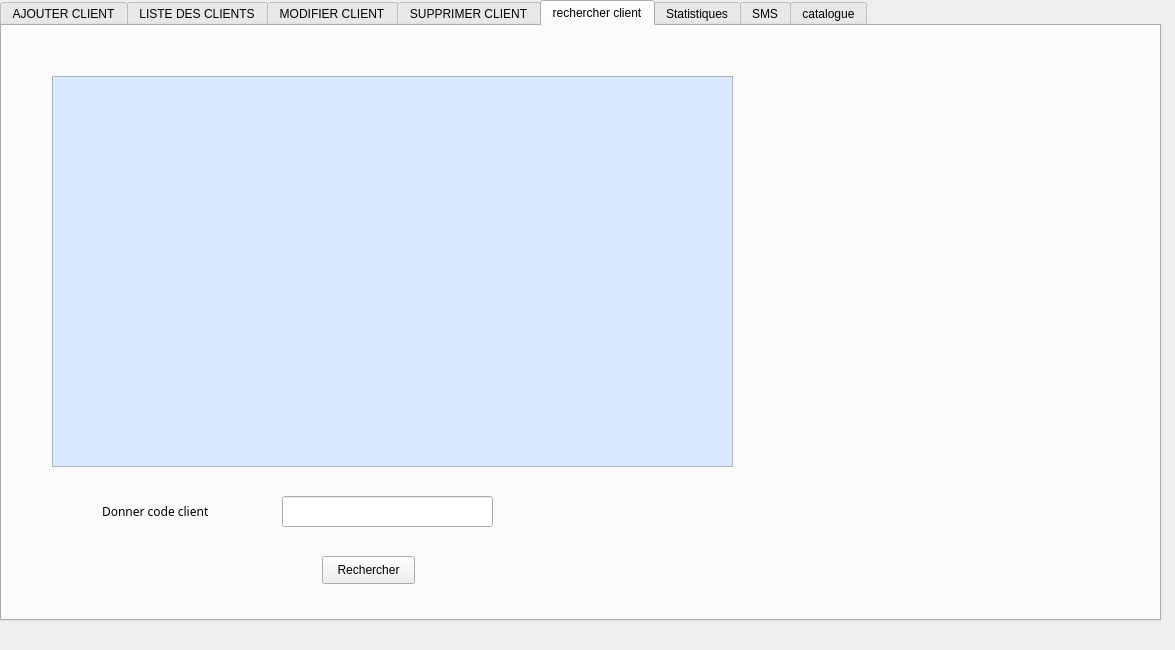
This is mainwindow.ui in MedAzizBouzid/Smart_Beauty_Center_2A24 as Qt 5 draws it before an edit. The edited form follows.
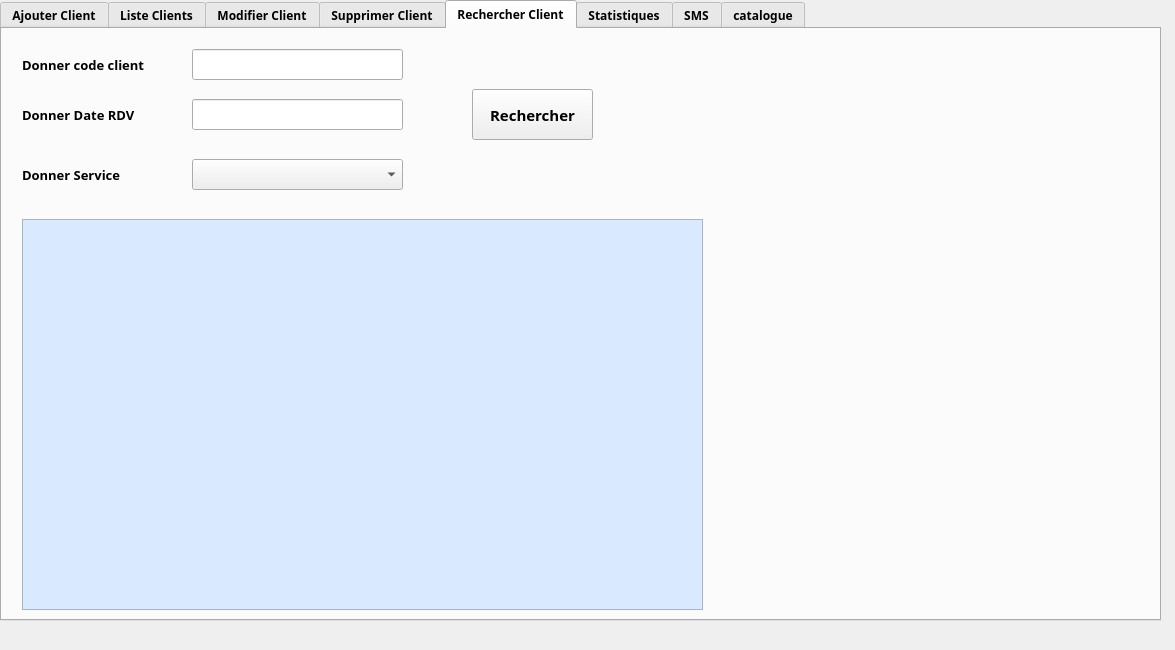
This is the edited form. The open tabs and pages were chosen to show the change. Icons and pictures are not drawn.

Commit message: rech avancé +combobox sms +- ready

Diff of the .ui file:
```diff
--- a/mainwindow.ui
+++ b/mainwindow.ui
@@ -23,12 +23,19 @@
       <height>621</height>
      </rect>
     </property>
+    <property name="font">
+     <font>
+      <family>Script MT Bold</family>
+      <weight>75</weight>
+      <bold>true</bold>
+     </font>
+    </property>
     <property name="currentIndex">
      <number>3</number>
     </property>
     <widget class="QWidget" name="tab1">
      <attribute name="title">
-      <string>AJOUTER CLIENT</string>
+      <string>Ajouter Client</string>
      </attribute>
      <widget class="QPushButton" name="pbretour">
       <property name="geometry">
@@ -349,7 +356,7 @@
     </widget>
     <widget class="QWidget" name="tab_5">
      <attribute name="title">
-      <string>LISTE DES CLIENTS</string>
+      <string>Liste Clients</string>
      </attribute>
      <widget class="QLabel" name="backgroundaffich">
       <property name="geometry">
@@ -391,7 +398,7 @@
     </widget>
     <widget class="QWidget" name="tab_7">
      <attribute name="title">
-      <string>MODIFIER CLIENT</string>
+      <string>Modifier Client</string>
      </attribute>
      <widget class="QLineEdit" name="codemodif">
       <property name="geometry">
@@ -691,7 +698,7 @@
     </widget>
     <widget class="QWidget" name="tab_6">
      <attribute name="title">
-      <string>SUPPRIMER CLIENT</string>
+      <string>Supprimer Client</string>
      </attribute>
      <widget class="QLabel" name="label_8">
       <property name="geometry">
@@ -765,20 +772,23 @@
     </widget>
     <widget class="QWidget" name="tab_9">
      <attribute name="title">
-      <string>rechercher client</string>
+      <string>Rechercher Client</string>
      </attribute>
      <widget class="QLabel" name="label">
       <property name="geometry">
        <rect>
-        <x>100</x>
-        <y>470</y>
+        <x>20</x>
+        <y>20</y>
         <width>171</width>
         <height>31</height>
        </rect>
       </property>
       <property name="font">
        <font>
-        <family>Felix Titling</family>
+        <family>Script MT Bold</family>
+        <pointsize>10</pointsize>
+        <weight>75</weight>
+        <bold>true</bold>
        </font>
       </property>
       <property name="text">
@@ -788,8 +798,8 @@
      <widget class="QLineEdit" name="coderech">
       <property name="geometry">
        <rect>
-        <x>280</x>
-        <y>470</y>
+        <x>190</x>
+        <y>20</y>
         <width>211</width>
         <height>31</height>
        </rect>
@@ -798,12 +808,20 @@
      <widget class="QPushButton" name="pbrechercher">
       <property name="geometry">
        <rect>
-        <x>320</x>
-        <y>530</y>
-        <width>93</width>
-        <height>28</height>
+        <x>470</x>
+        <y>60</y>
+        <width>121</width>
+        <height>51</height>
        </rect>
       </property>
+      <property name="font">
+       <font>
+        <family>Script MT Bold</family>
+        <pointsize>11</pointsize>
+        <weight>75</weight>
+        <bold>true</bold>
+       </font>
+      </property>
       <property name="text">
        <string>Rechercher</string>
       </property>
@@ -811,12 +829,19 @@
      <widget class="QTableView" name="tabrech">
       <property name="geometry">
        <rect>
-        <x>50</x>
-        <y>50</y>
+        <x>20</x>
+        <y>190</y>
         <width>681</width>
         <height>391</height>
        </rect>
       </property>
+      <property name="font">
+       <font>
+        <family>Script MT Bold</family>
+        <weight>75</weight>
+        <bold>true</bold>
+       </font>
+      </property>
       <property name="styleSheet">
        <string notr="true">background-color: rgb(217, 233, 255);</string>
       </property>
@@ -825,15 +850,77 @@
       <property name="geometry">
        <rect>
         <x>5</x>
-        <y>5</y>
+        <y>-5</y>
         <width>1151</width>
-        <height>581</height>
+        <height>591</height>
        </rect>
       </property>
       <property name="text">
        <string/>
       </property>
      </widget>
+     <widget class="QLabel" name="label_14">
+      <property name="geometry">
+       <rect>
+        <x>20</x>
+        <y>70</y>
+        <width>131</width>
+        <height>31</height>
+       </rect>
+      </property>
+      <property name="font">
+       <font>
+        <family>Script MT Bold</family>
+        <pointsize>10</pointsize>
+        <weight>75</weight>
+        <bold>true</bold>
+       </font>
+      </property>
+      <property name="text">
+       <string>Donner Date RDV </string>
+      </property>
+     </widget>
+     <widget class="QLineEdit" name="daterech">
+      <property name="geometry">
+       <rect>
+        <x>190</x>
+        <y>70</y>
+        <width>211</width>
+        <height>31</height>
+       </rect>
+      </property>
+     </widget>
+     <widget class="QLabel" name="label_15">
+      <property name="geometry">
+       <rect>
+        <x>20</x>
+        <y>130</y>
+        <width>121</width>
+        <height>31</height>
+       </rect>
+      </property>
+      <property name="font">
+       <font>
+        <family>Script MT Bold</family>
+        <pointsize>10</pointsize>
+        <weight>75</weight>
+        <bold>true</bold>
+       </font>
+      </property>
+      <property name="text">
+       <string>Donner Service</string>
+      </property>
+     </widget>
+     <widget class="QComboBox" name="comboBox_srech">
+      <property name="geometry">
+       <rect>
+        <x>190</x>
+        <y>130</y>
+        <width>211</width>
+        <height>31</height>
+       </rect>
+      </property>
+     </widget>
      <zorder>backgroundrech</zorder>
      <zorder>tabrech</zorder>
      <zorder>label</zorder>
```
Left out of the diff: 158 changed lines with no effect on the pictures. The commit also changes 5 other files.
